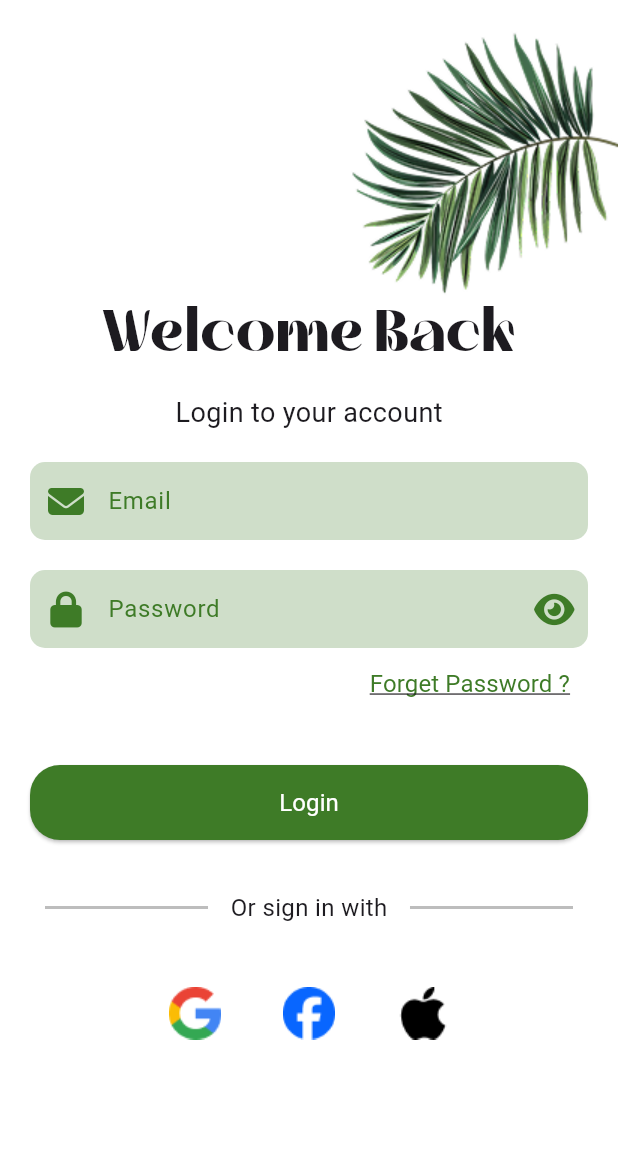
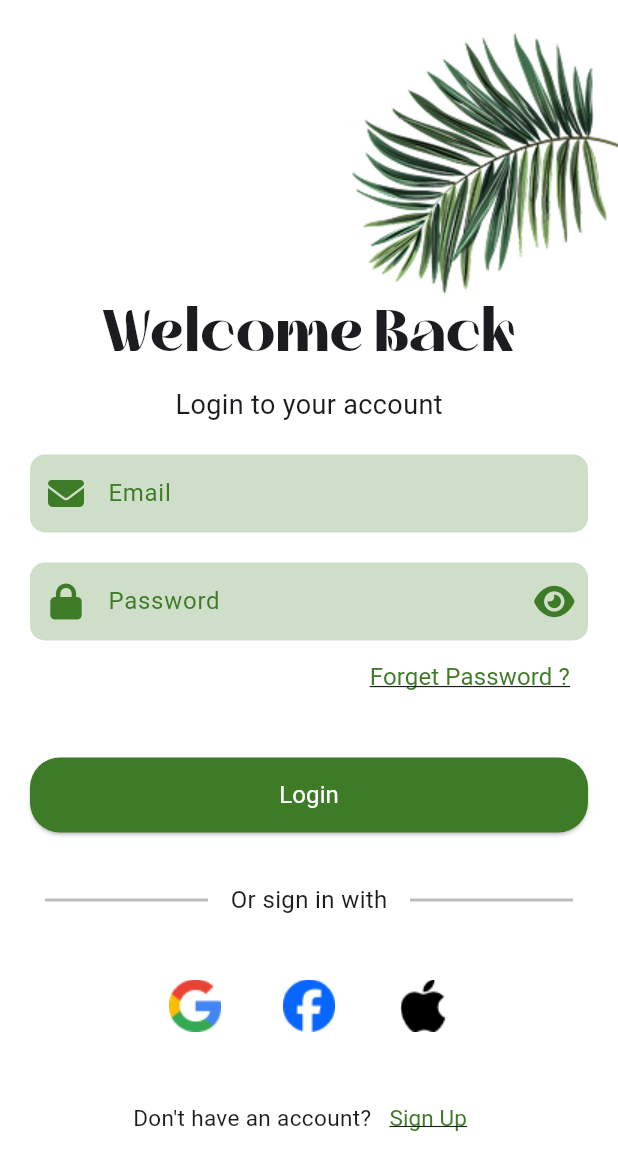
Before and after one commit to EsAm1973/Mazraaty, a Flutter app: the screen it shows after launch, on a phone screen of 412 x 824 dp. Shown: the top 1170 px of the screen. Run offline on Flutter 3.47's test engine with Material 3 defaults, Android fonts, the phone set to English and light mode, and no system bars; our stand-ins replace font_awesome_flutter, go_router, google_fonts, image_picker; Roboto replaces fonts that are missing (Inder).

Commit message:
create wifget to navigate to signup in login

```diff
--- /dev/null
+++ b/lib/Features/authentication/presentation/views/widgets/login_goto_signup.dart
@@ -0,0 +1,32 @@
+import 'package:flutter/material.dart';
+import 'package:mazraaty/Core/utils/styles.dart';
+import 'package:mazraaty/constants.dart';
+
+class LoginGoToSignUpScreen extends StatelessWidget {
+  const LoginGoToSignUpScreen({super.key});
+
+  @override
+  Widget build(BuildContext context) {
+    return Row(
+      mainAxisAlignment: MainAxisAlignment.center,
+      children: [
+        const Text(
+          'Don\'t have an account?',
+          style: Styles.textStyle15,
+        ),
+        TextButton(
+          child: Text(
+            'Sign Up',
+            style: Styles.textStyle15.copyWith(
+              color: kMainColor,
+              decoration: TextDecoration.underline,
+            ),
+          ),
+          onPressed: () {
+            //GoRouter.of(context).pushReplacement(AppRouter.kSignupView);
+          },
+        ),
+      ],
+    );
+  }
+}
--- a/lib/Features/authentication/presentation/views/widgets/login_view_body.dart
+++ b/lib/Features/authentication/presentation/views/widgets/login_view_body.dart
@@ -1,6 +1,7 @@
 import 'package:flutter/material.dart';
 import 'package:mazraaty/Features/authentication/presentation/views/widgets/login_button.dart';
 import 'package:mazraaty/Features/authentication/presentation/views/widgets/login_forgetpass.dart';
+import 'package:mazraaty/Features/authentication/presentation/views/widgets/login_goto_signup.dart';
 import 'package:mazraaty/Features/authentication/presentation/views/widgets/login_name_textfeild.dart';
 import 'package:mazraaty/Features/authentication/presentation/views/widgets/login_or_signwith.dart';
 import 'package:mazraaty/Features/authentication/presentation/views/widgets/login_password_textfeild.dart';
@@ -56,6 +57,13 @@ class LoginViewBody extends StatelessWidget {
                     height: 25,
                   ),
                   const LoginSocialMedia(),
+                  const SizedBox(
+                    height: 25,
+                  ),
+                  const LoginGoToSignUpScreen(),
+                  const SizedBox(
+                    height: 30,
+                  ),
                 ],
               ),
             ),
--- a/lib/Features/authentication/presentation/views/widgets/login_welcome_message.dart
+++ b/lib/Features/authentication/presentation/views/widgets/login_welcome_message.dart
@@ -13,7 +13,7 @@ class LoginWelcomeMessage extends StatelessWidget {
           'Welcome Back',
           style: Styles.textStyle34.copyWith(fontFamily: kfontFamily),
         ),
-        const SizedBox(height: 15),
+        const SizedBox(height: 10),
         const Text(
           'Login to your account',
           style: Styles.textStyle18,
```
